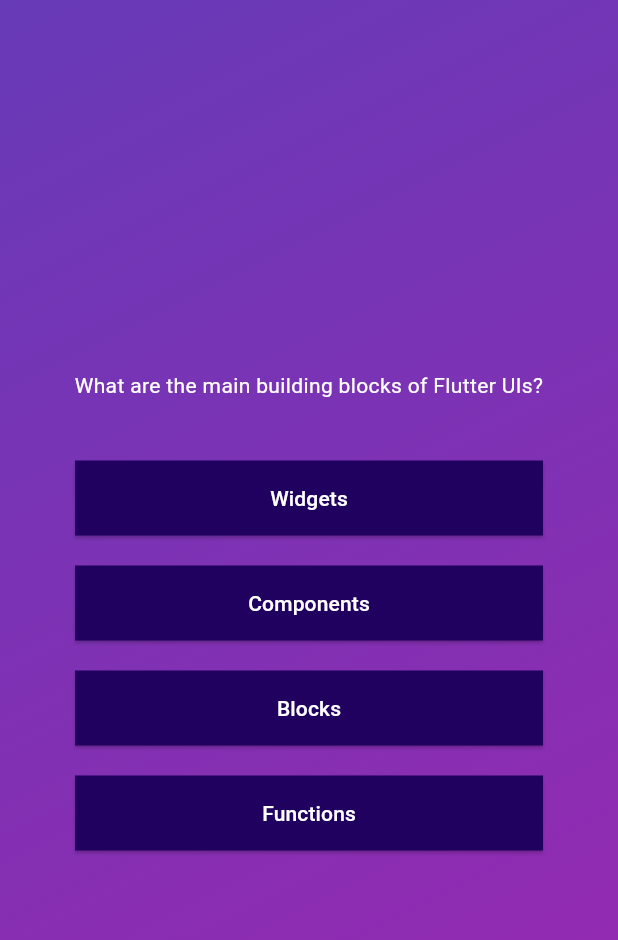
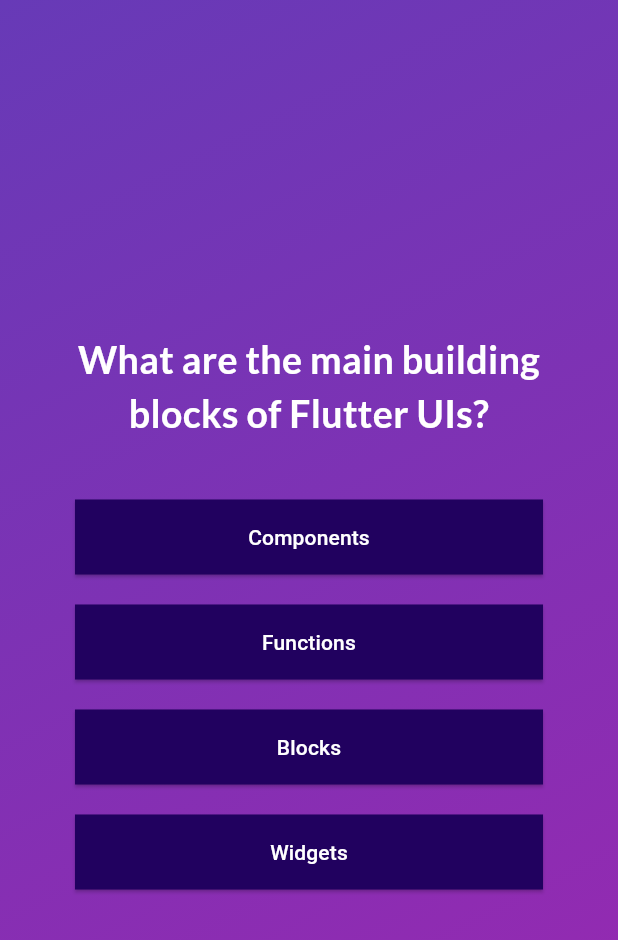
Before and after one commit to msvzero/quiz, a Flutter app: the screen it shows after launch, after a tap on "Start Quiz", on a phone screen of 412 x 824 dp. Shown: the top 940 px of the screen. Run offline on Flutter 3.47's test engine with Material 3 defaults, Android fonts, the phone set to English and light mode, and no system bars; our stand-ins replace google_fonts.

Commit message:
This commit includes updates to the answerText alignment, question and answer handling, the getShuffledAnswers() function, the addition of support for the path_provider_foundation plugin, updates to dependencies, and an update to the google_fonts dependency to version 6.1.0.

```diff
--- a/lib/custom_widget/answerButton.dart
+++ b/lib/custom_widget/answerButton.dart
@@ -15,7 +15,7 @@ class AnswerButton extends StatelessWidget {
           backgroundColor: const Color.fromARGB(255, 33, 1, 95),
           foregroundColor: Colors.white,
           shape: const LinearBorder()),
-      child: Text(answerText),
+      child: Text(answerText, textAlign: TextAlign.center),
     );
   }
 }
--- a/lib/custom_widget/question_screen.dart
+++ b/lib/custom_widget/question_screen.dart
@@ -1,6 +1,7 @@
 import 'package:flutter/material.dart';
 import 'package:quiz_app/custom_widget/answerButton.dart';
 import 'package:quiz_app/data/question.dart';
+import 'package:google_fonts/google_fonts.dart';
 
 class QuestionsScreen extends StatefulWidget {
   const QuestionsScreen({super.key});
@@ -12,10 +13,17 @@ class QuestionsScreen extends StatefulWidget {
 }
 
 class _QuestionsScreenState extends State<QuestionsScreen> {
-  final currentQuestion = questions[0];
+  var currentQuestionIndex = 0;
+
+  void answerQuestion() {
+    setState(() {
+      currentQuestionIndex++;
+    });
+  }
 
   @override
   Widget build(BuildContext context) {
+    final currentQuestion = questions[currentQuestionIndex];
     return Container(
       margin: const EdgeInsets.all(40),
       child: SizedBox(
@@ -26,15 +34,19 @@ class _QuestionsScreenState extends State<QuestionsScreen> {
           children: [
             Text(
               currentQuestion.text,
-              style: const TextStyle(color: Colors.white),
+              style: GoogleFonts.lato(
+                color: Colors.white,
+                fontSize: 25,
+                fontWeight: FontWeight.bold,
+              ),
               textAlign: TextAlign.center,
             ),
             const SizedBox(height: 30),
-            ...currentQuestion.answers.map(
-              (answer) => Container(
-                  margin: const EdgeInsets.all(10),
-                  child: AnswerButton(answer, () {})),
-            )
+            ...currentQuestion.getShuffledAnswers().map(
+                  (answer) => Container(
+                      margin: const EdgeInsets.all(10),
+                      child: AnswerButton(answer, answerQuestion)),
+                )
           ],
         ),
       ),
--- a/lib/models/quiz_question.dart
+++ b/lib/models/quiz_question.dart
@@ -2,4 +2,15 @@ class QuizQuestion {
   const QuizQuestion(this.text, this.answers);
   final String text;
   final List<String> answers;
+
+  // The function begins by creating a new list called shuffledList using the List.of() method. The List.of() method creates a new list and populates it with the elements of the answers list. This is done to avoid modifying the original answers list directly.
+  // The shuffle() method is then called on the shuffledList to randomize the order of its elements. The shuffle() method is a built-in Dart method that shuffles the list in-place.
+  // Finally, the shuffled list (shuffledList) is returned as the result of the function.
+  // That's it! The function takes the answers list, creates a copy of it, shuffles the copy, and returns the shuffled version
+
+  List<String> getShuffledAnswers() {
+    final shuffledList = List.of(answers);
+    shuffledList.shuffle();
+    return shuffledList;
+  }
 }
--- a/pubspec.yaml
+++ b/pubspec.yaml
@@ -35,6 +35,7 @@ dependencies:
   # The following adds the Cupertino Icons font to your application.
   # Use with the CupertinoIcons class for iOS style icons.
   cupertino_icons: ^1.0.2
+  google_fonts: ^6.1.0
 
 dev_dependencies:
   flutter_test:
```
Also changed, not shown: pubspec.lock, 1 other file.
